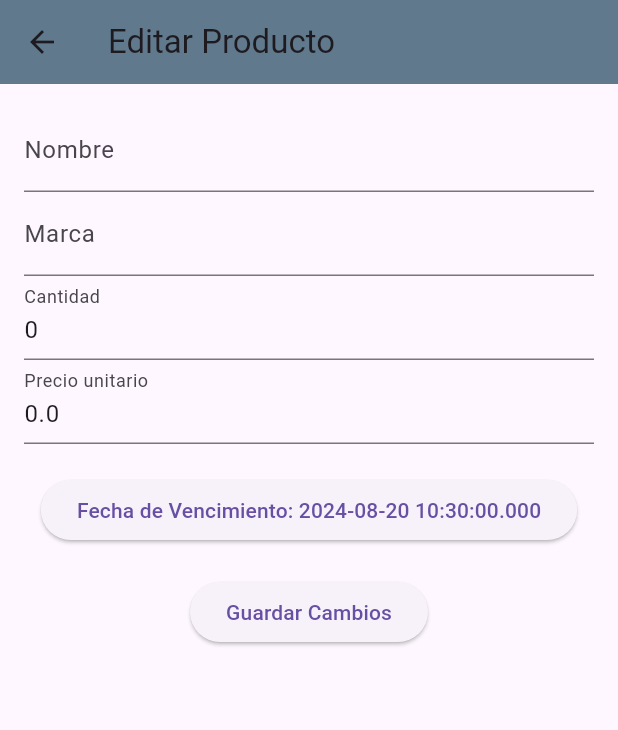
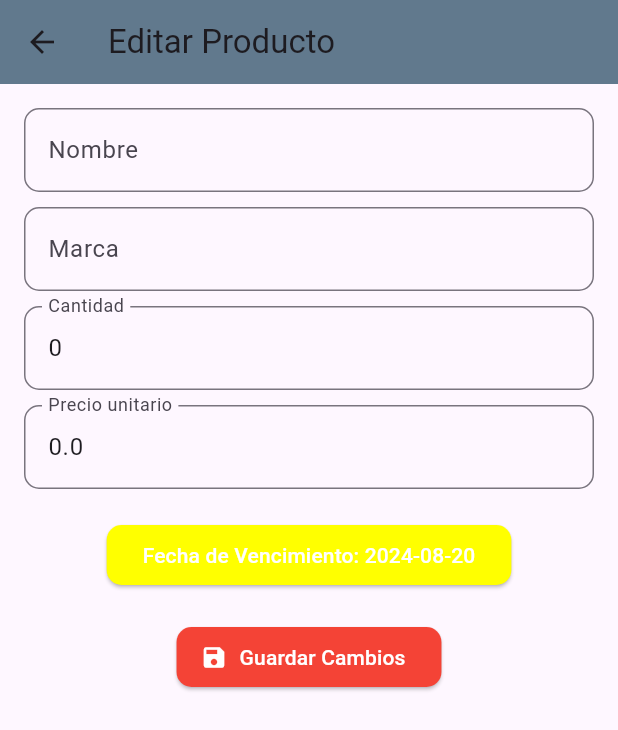
Before and after one commit to VictorM4nu31/super_app, a Flutter app: the EditProductScreen screen opened directly with empty values, on a phone screen of 412 x 824 dp. Shown: the top 730 px of the screen. Run offline on Flutter 3.47's test engine with Material 3 defaults, Android fonts, the phone set to English and light mode, and no system bars; our stand-ins replace cloud_firestore, firebase_auth, firebase_core; accounts and stored records are empty.

Commit message:
Cambios realizados por erica

```diff
--- a/lib/screens/product/edit_product_screen.dart
+++ b/lib/screens/product/edit_product_screen.dart
@@ -39,7 +39,7 @@ class _EditProductScreenState extends State<EditProductScreen> {
       quantity: int.parse(_quantityController.text),
       expirationDate: _expirationDate!,
       unitPrice: double.parse(_unitPriceController.text),
-      userId: widget.product.userId, // Incluye userId
+      userId: widget.product.userId,
     );
 
     _productService.updateProduct(updatedProduct).then((_) {
@@ -51,36 +51,58 @@ class _EditProductScreenState extends State<EditProductScreen> {
     });
   }
 
-
-
   @override
   Widget build(BuildContext context) {
     return Scaffold(
       appBar: AppBar(
         title: const Text('Editar Producto'),
-        backgroundColor: Colors.blueGrey, // Color blueGrey para que se destaque
-        elevation: 4.0, // Elevación para que se vea elevada
+        backgroundColor: Colors.blueGrey,
+        elevation: 4.0,
       ),
       body: Padding(
         padding: const EdgeInsets.all(16.0),
+        child: SingleChildScrollView(
           child: Column(
             children: <Widget>[
               TextField(
                 controller: _nameController,
-              decoration: const InputDecoration(labelText: 'Nombre'),
+                decoration: InputDecoration(
+                  labelText: 'Nombre',
+                  border: OutlineInputBorder(
+                    borderRadius: BorderRadius.circular(10.0),
                   ),
+                ),
+              ),
+              const SizedBox(height: 10),
               TextField(
                 controller: _brandController,
-              decoration: const InputDecoration(labelText: 'Marca'),
+                decoration: InputDecoration(
+                  labelText: 'Marca',
+                  border: OutlineInputBorder(
+                    borderRadius: BorderRadius.circular(10.0),
                   ),
+                ),
+              ),
+              const SizedBox(height: 10),
               TextField(
                 controller: _quantityController,
-              decoration: const InputDecoration(labelText: 'Cantidad'),
+                decoration: InputDecoration(
+                  labelText: 'Cantidad',
+                  border: OutlineInputBorder(
+                    borderRadius: BorderRadius.circular(10.0),
+                  ),
+                ),
                 keyboardType: TextInputType.number,
               ),
+              const SizedBox(height: 10),
               TextField(
                 controller: _unitPriceController,
-              decoration: const InputDecoration(labelText: 'Precio unitario'),
+                decoration: InputDecoration(
+                  labelText: 'Precio unitario',
+                  border: OutlineInputBorder(
+                    borderRadius: BorderRadius.circular(10.0),
+                  ),
+                ),
                 keyboardType: TextInputType.number,
               ),
               const SizedBox(height: 20),
@@ -98,16 +120,36 @@ class _EditProductScreenState extends State<EditProductScreen> {
                     });
                   }
                 },
-              child: Text(_expirationDate == null
+                style: ElevatedButton.styleFrom(
+                  backgroundColor: Colors.yellowAccent,
+                  shape: RoundedRectangleBorder(
+                    borderRadius: BorderRadius.circular(10.0),
+                  ),
+                ),
+                child: Text(
+                  _expirationDate == null
                       ? 'Seleccionar Fecha de Vencimiento'
-                  : 'Fecha de Vencimiento: ${_expirationDate.toString()}'),
+                      : 'Fecha de Vencimiento: ${_expirationDate.toString().split(' ')[0]}',
+                  style: const TextStyle(color: Colors.white),
+                ),
               ),
               const SizedBox(height: 20),
-            ElevatedButton(
+              ElevatedButton.icon(
                 onPressed: _editProduct,
-              child: const Text('Guardar Cambios'),
+                style: ElevatedButton.styleFrom(
+                  backgroundColor: Colors.red,
+                  shape: RoundedRectangleBorder(
+                    borderRadius: BorderRadius.circular(10.0),
+                  ),
+                ),
+                icon: const Icon(Icons.save, color: Colors.white),
+                label: const Text(
+                  'Guardar Cambios',
+                  style: TextStyle(color: Colors.white),
+                ),
               ),
             ],
+          ),
         ),
       ),
     );
```
Lines whose indentation alone changed are shown as unchanged.
